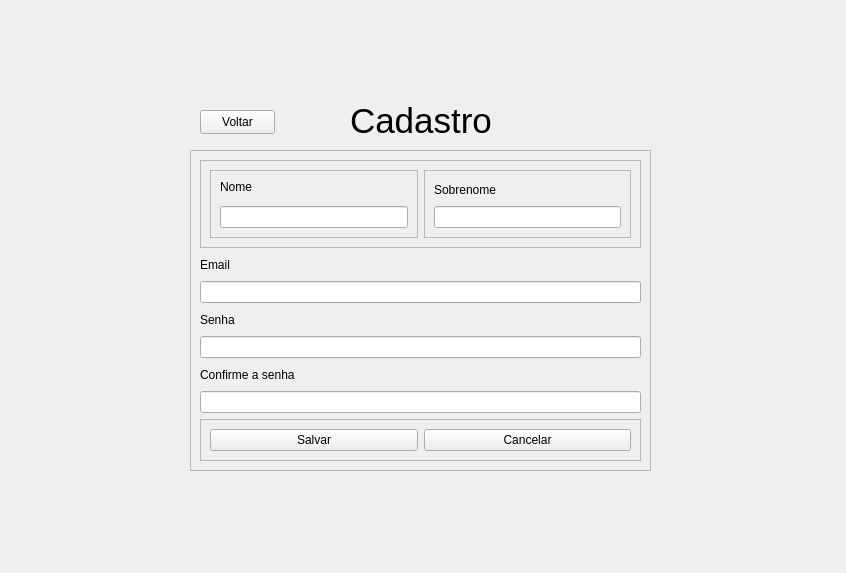
Before: the Qt Designer form PythonCode/FormTelaCadastro.ui in Willigham/Projeto-Integrador-Senac, drawn with Qt 5.
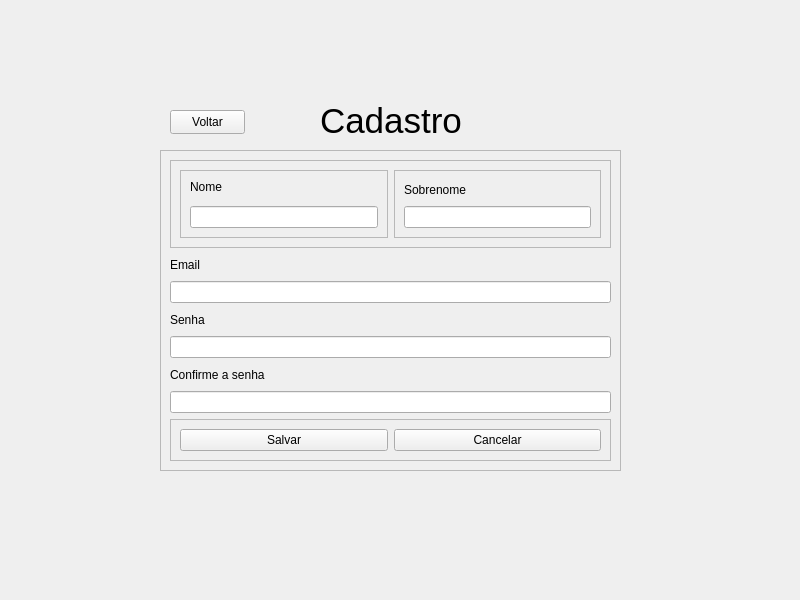
After: the same form once the commit is applied.

Commit message: Commit 4 - Novas Telas e Mais Funcionalidades

```diff
--- a/PythonCode/FormTelaCadastro.ui
+++ b/PythonCode/FormTelaCadastro.ui
@@ -2,12 +2,15 @@
 <ui version="4.0">
  <class>FormTelaCadastro</class>
  <widget class="QWidget" name="FormTelaCadastro">
+  <property name="enabled">
+   <bool>true</bool>
+  </property>
   <property name="geometry">
    <rect>
     <x>0</x>
     <y>0</y>
-    <width>846</width>
-    <height>573</height>
+    <width>800</width>
+    <height>600</height>
    </rect>
   </property>
   <property name="windowTitle">
@@ -16,7 +19,7 @@
   <widget class="QLabel" name="labelCadastro">
    <property name="geometry">
     <rect>
-     <x>350</x>
+     <x>320</x>
      <y>100</y>
      <width>191</width>
      <height>41</height>
@@ -34,7 +37,7 @@
   <widget class="QFrame" name="frame">
    <property name="geometry">
     <rect>
-     <x>190</x>
+     <x>160</x>
      <y>150</y>
      <width>461</width>
      <height>321</height>
@@ -191,7 +194,7 @@
   <widget class="QPushButton" name="pushButtonVoltarCadastro">
    <property name="geometry">
     <rect>
-     <x>200</x>
+     <x>170</x>
      <y>110</y>
      <width>75</width>
      <height>24</height>
```
Left out of the diff: 2 changed lines with no effect on the pictures. The commit also changes 6 other files.
